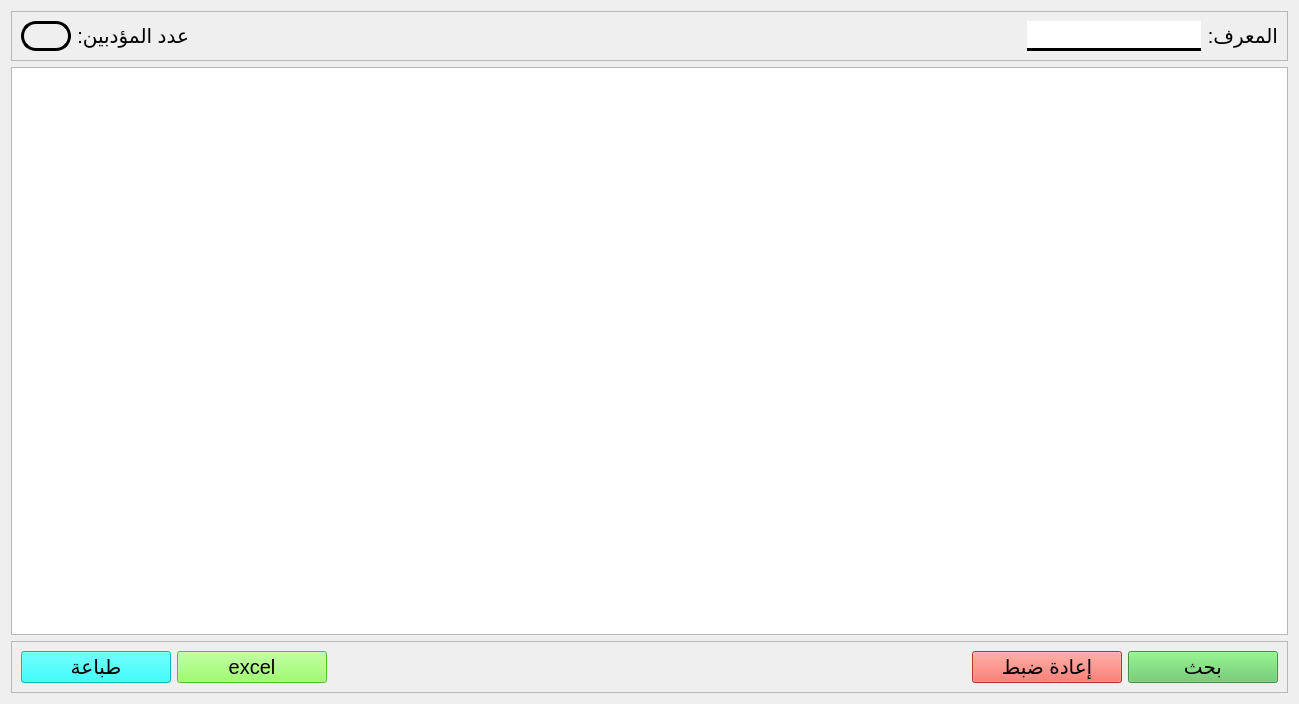
Qt form app/ui/teacher/teacher_history.ui (yahiab05/student-managment-v2.0) before a commit.
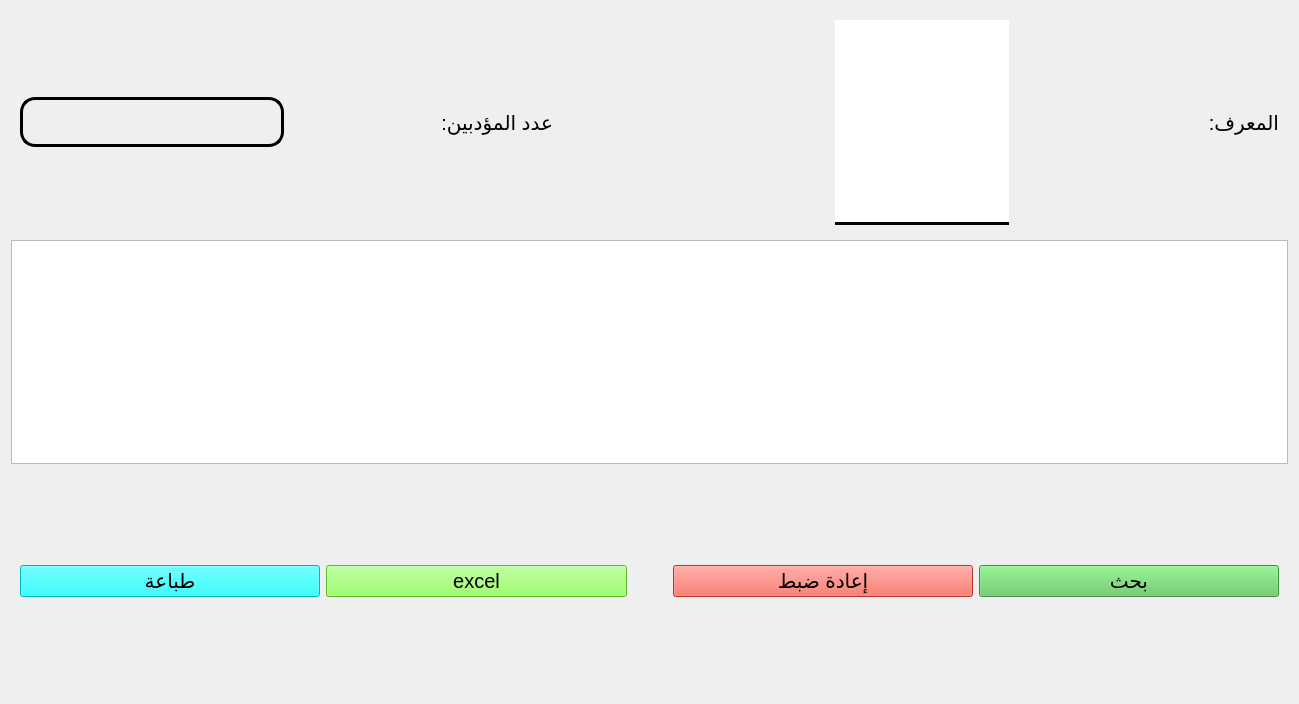
The same form after that commit.

```diff
--- a/app/ui/teacher/teacher_history.ui
+++ b/app/ui/teacher/teacher_history.ui
@@ -17,10 +17,7 @@
    <item>
     <widget class="QFrame" name="frame_2">
      <property name="frameShape">
-      <enum>QFrame::Shape::StyledPanel</enum>
-     </property>
-     <property name="frameShadow">
-      <enum>QFrame::Shadow::Raised</enum>
+      <enum>QFrame::NoFrame</enum>
      </property>
      <layout class="QHBoxLayout" name="horizontalLayout_2">
       <item>
@@ -65,9 +62,6 @@
       </item>
       <item>
        <spacer name="horizontalSpacer_3">
-        <property name="orientation">
-         <enum>Qt::Orientation::Horizontal</enum>
-        </property>
         <property name="sizeHint" stdset="0">
          <size>
           <width>276</width>
@@ -167,10 +161,7 @@
    <item>
     <widget class="QFrame" name="frame_7">
      <property name="frameShape">
-      <enum>QFrame::Shape::StyledPanel</enum>
-     </property>
-     <property name="frameShadow">
-      <enum>QFrame::Shadow::Raised</enum>
+      <enum>QFrame::NoFrame</enum>
      </property>
      <layout class="QHBoxLayout" name="horizontalLayout_5">
       <item>
@@ -223,9 +214,6 @@
       </item>
       <item>
        <spacer name="horizontalSpacer_5">
-        <property name="orientation">
-         <enum>Qt::Orientation::Horizontal</enum>
-        </property>
         <property name="sizeHint" stdset="0">
          <size>
           <width>40</width>
```
Left out of the diff: 8 changed lines with no effect on the pictures.
